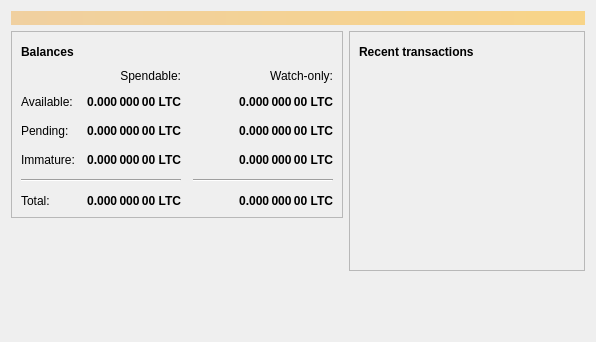
First picture: the form in src/qt/forms/overviewpage.ui, repository TechnoConserve/AveCoin, before the edit.
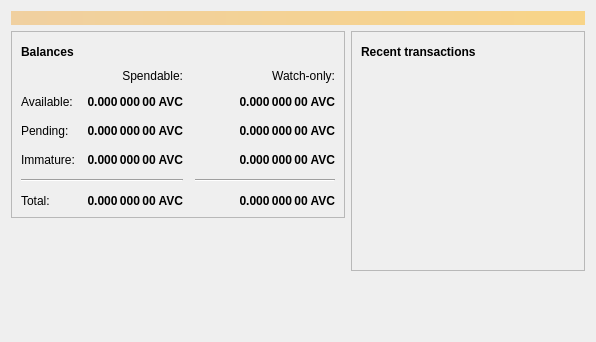
Second picture: the form after the edit. Icons and pictures are not drawn.

The edit to the form file:
```diff
--- a/src/qt/forms/overviewpage.ui
+++ b/src/qt/forms/overviewpage.ui
@@ -129,7 +129,7 @@
                <string>Unconfirmed transactions to watch-only addresses</string>
               </property>
               <property name="text">
-               <string notr="true">0.000 000 00 LTC</string>
+               <string notr="true">0.000 000 00 AVC</string>
               </property>
               <property name="alignment">
                <set>Qt::AlignRight|Qt::AlignTrailing|Qt::AlignVCenter</set>
@@ -154,7 +154,7 @@
                <string>Total of transactions that have yet to be confirmed, and do not yet count toward the spendable balance</string>
               </property>
               <property name="text">
-               <string notr="true">0.000 000 00 LTC</string>
+               <string notr="true">0.000 000 00 AVC</string>
               </property>
               <property name="alignment">
                <set>Qt::AlignRight|Qt::AlignTrailing|Qt::AlignVCenter</set>
@@ -179,7 +179,7 @@
                <string>Mined balance in watch-only addresses that has not yet matured</string>
               </property>
               <property name="text">
-               <string notr="true">0.000 000 00 LTC</string>
+               <string notr="true">0.000 000 00 AVC</string>
               </property>
               <property name="alignment">
                <set>Qt::AlignRight|Qt::AlignTrailing|Qt::AlignVCenter</set>
@@ -237,7 +237,7 @@
                <string>Mined balance that has not yet matured</string>
               </property>
               <property name="text">
-               <string notr="true">0.000 000 00 LTC</string>
+               <string notr="true">0.000 000 00 AVC</string>
               </property>
               <property name="alignment">
                <set>Qt::AlignRight|Qt::AlignTrailing|Qt::AlignVCenter</set>
@@ -282,7 +282,7 @@
                <string>Your current total balance</string>
               </property>
               <property name="text">
-               <string notr="true">0.000 000 00 LTC</string>
+               <string notr="true">0.000 000 00 AVC</string>
               </property>
               <property name="alignment">
                <set>Qt::AlignRight|Qt::AlignTrailing|Qt::AlignVCenter</set>
@@ -307,7 +307,7 @@
                <string>Current total balance in watch-only addresses</string>
               </property>
               <property name="text">
-               <string notr="true">0.000 000 00 LTC</string>
+               <string notr="true">0.000 000 00 AVC</string>
               </property>
               <property name="alignment">
                <set>Qt::AlignRight|Qt::AlignTrailing|Qt::AlignVCenter</set>
@@ -349,7 +349,7 @@
                <string>Your current spendable balance</string>
               </property>
               <property name="text">
-               <string notr="true">0.000 000 00 LTC</string>
+               <string notr="true">0.000 000 00 AVC</string>
               </property>
               <property name="alignment">
                <set>Qt::AlignRight|Qt::AlignTrailing|Qt::AlignVCenter</set>
@@ -374,7 +374,7 @@
                <string>Your current balance in watch-only addresses</string>
               </property>
               <property name="text">
-               <string notr="true">0.000 000 00 LTC</string>
+               <string notr="true">0.000 000 00 AVC</string>
               </property>
               <property name="alignment">
                <set>Qt::AlignRight|Qt::AlignTrailing|Qt::AlignVCenter</set>
```
